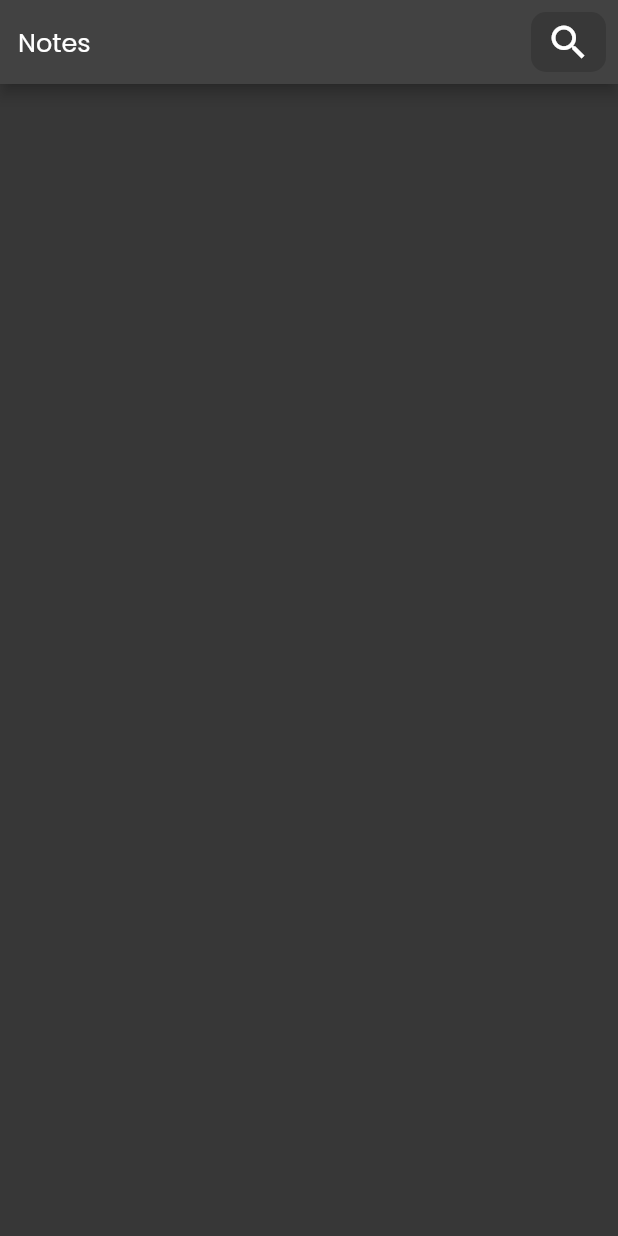
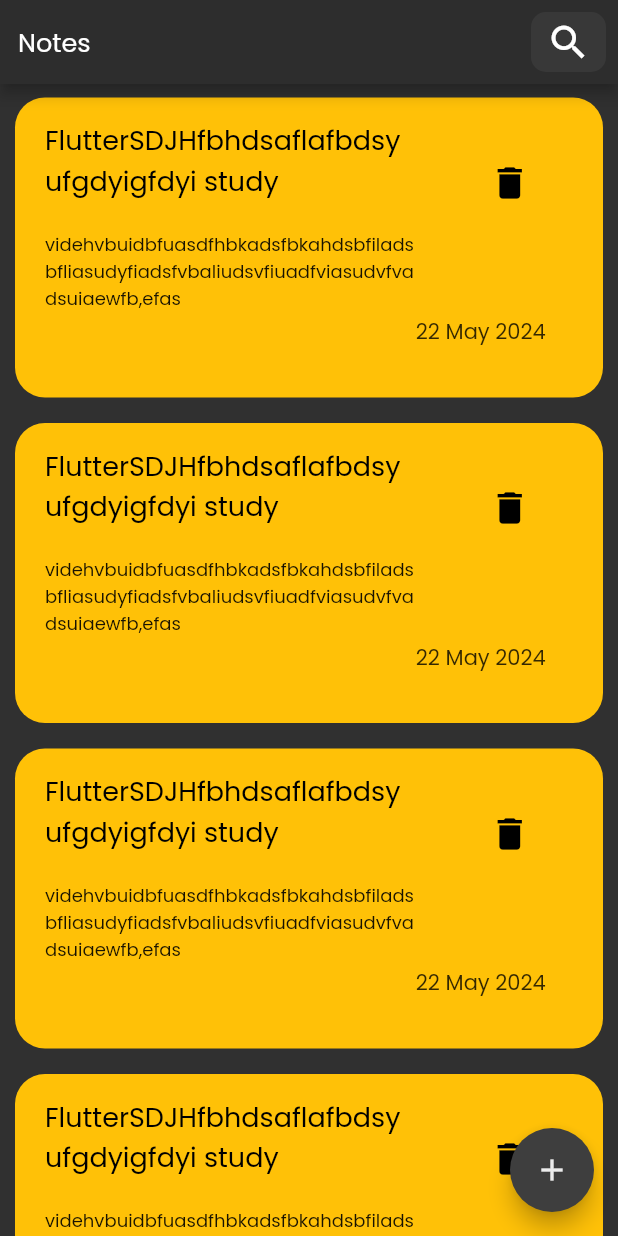
Before and after one commit to Hossam-Amer/Notes_app, a Flutter app: the screen it shows after launch, on a phone screen of 412 x 824 dp. Run offline on Flutter 3.47's test engine with Material 2 defaults, Android fonts, the phone set to English and light mode, and no system bars.

Commit message:
Note container,List View,show bottom sheet

```diff
--- a/lib/Pages/home_page.dart
+++ b/lib/Pages/home_page.dart
@@ -1,6 +1,8 @@
 import 'package:flutter/material.dart';
 import 'package:flutter/src/widgets/framework.dart';
 import 'package:flutter/src/widgets/placeholder.dart';
+import 'package:notesapp/widgets/add_note_bottom_sheet.dart';
+import 'package:notesapp/widgets/home_page_body.dart';
 
 class HomePage extends StatefulWidget {
   const HomePage({super.key});
@@ -13,10 +15,19 @@ class _HomePageState extends State<HomePage> {
   @override
   Widget build(BuildContext context) {
     return Scaffold(
+      floatingActionButton: FloatingActionButton(
+          backgroundColor: const Color.fromARGB(255, 62, 62, 62),
+          onPressed: () {
+            showModalBottomSheet(context: context, builder: (context){
+              return AddNoteSheet() ;
+            });
+          },
+          child: Icon(
+            Icons.add,
+            color: Colors.white.withOpacity(0.9),
+          )),
       appBar: AppBar(
-          // backgroundColor: const Color.fromRGBO(45, 45, 45, 1),
-          title: null,
-          actions: [],
+        backgroundColor: const Color.fromRGBO(45, 45, 45, 1),
         flexibleSpace: Align(
             alignment: Alignment.bottomLeft,
             child: Row(
@@ -55,12 +66,7 @@ class _HomePageState extends State<HomePage> {
               ],
             )),
       ),
-        body: Container(
-          width: MediaQuery.of(context).size.width,
-          color: const Color.fromRGBO(56, 56, 56, 0.9),
-          child: Column(
-            children: [],
-          ),
-        ));
+      body: const HomePageBody(),
+    );
   }
 }
--- /dev/null
+++ b/lib/widgets/add_note_bottom_sheet.dart
@@ -0,0 +1,9 @@
+import 'package:flutter/material.dart';
+class AddNoteSheet extends StatelessWidget {
+  const AddNoteSheet({super.key});
+
+  @override
+  Widget build(BuildContext context) {
+    return Container();
+  }
+}
--- /dev/null
+++ b/lib/widgets/home_page_body.dart
@@ -0,0 +1,18 @@
+import 'package:flutter/material.dart';
+import 'package:notesapp/widgets/note_card.dart';
+
+class HomePageBody extends StatelessWidget {
+  const HomePageBody({super.key});
+
+  @override
+  Widget build(BuildContext context) {
+    return Container(
+      width: MediaQuery.of(context).size.width,
+      child: Expanded(
+        child: ListView.builder(itemBuilder: (context,index){
+          return NoteCard();
+        }),
+      )
+          );
+  }
+}
--- a/lib/widgets/note_card.dart
+++ b/lib/widgets/note_card.dart
@@ -7,6 +7,71 @@ class NoteCard extends StatelessWidget {
 
   @override
   Widget build(BuildContext context) {
-    return Card();
+    return Padding(
+      padding: const EdgeInsets.only(
+        top: 9.0,
+        bottom: 8,
+        left: 10,
+        right: 10,
+      ),
+      child: Container(
+        height: 200,
+        decoration: BoxDecoration(
+            color: Colors.amber, borderRadius: BorderRadius.circular(20)),
+        child: Row(
+          children: [
+            SizedBox(
+              width: 20,
+            ),
+            Container(
+              width: 0.6 * MediaQuery.of(context).size.width,
+              child: Column(
+                crossAxisAlignment: CrossAxisAlignment.start,
+                children: [
+                  SizedBox(
+                    height: 15,
+                  ),
+                  Text(
+                    "FlutterSDJHfbhdsaflafbdsyufgdyigfdyi study",
+                    style: TextStyle(fontSize: 18, color: Colors.black),
+                  ),
+                  SizedBox(
+                    height: 20,
+                  ),
+                  Expanded(
+                    child: Text(
+                      "videhvbuidbfuasdfhbkadsfbkahdsbfiladsbfliasudyfiadsfvbaliudsvfiuadfviasudvfvadsuiaewfb,efas",
+                      style: TextStyle(
+                        overflow: TextOverflow.fade,
+                        fontSize: 12,
+                        color: Colors.black.withOpacity(0.9),
+                      ),
+                    ),
+                  ),
+                ],
+              ),
+            ),
+            Column(
+              crossAxisAlignment: CrossAxisAlignment.end,
+              mainAxisAlignment: MainAxisAlignment.spaceAround,
+              children: [
+                IconButton(
+                  onPressed: () {},
+                  icon: const Icon(
+                    Icons.delete,
+                    size: 28,
+                    color: Colors.black,
+                  ),
+                ),
+                Text(
+                  "22 May 2024",
+                  style: TextStyle(color: Colors.black.withOpacity(0.8)),
+                )
+              ],
+            )
+          ],
+        ),
+      ),
+    );
   }
 }
```
Lines whose indentation alone changed are shown as unchanged.
